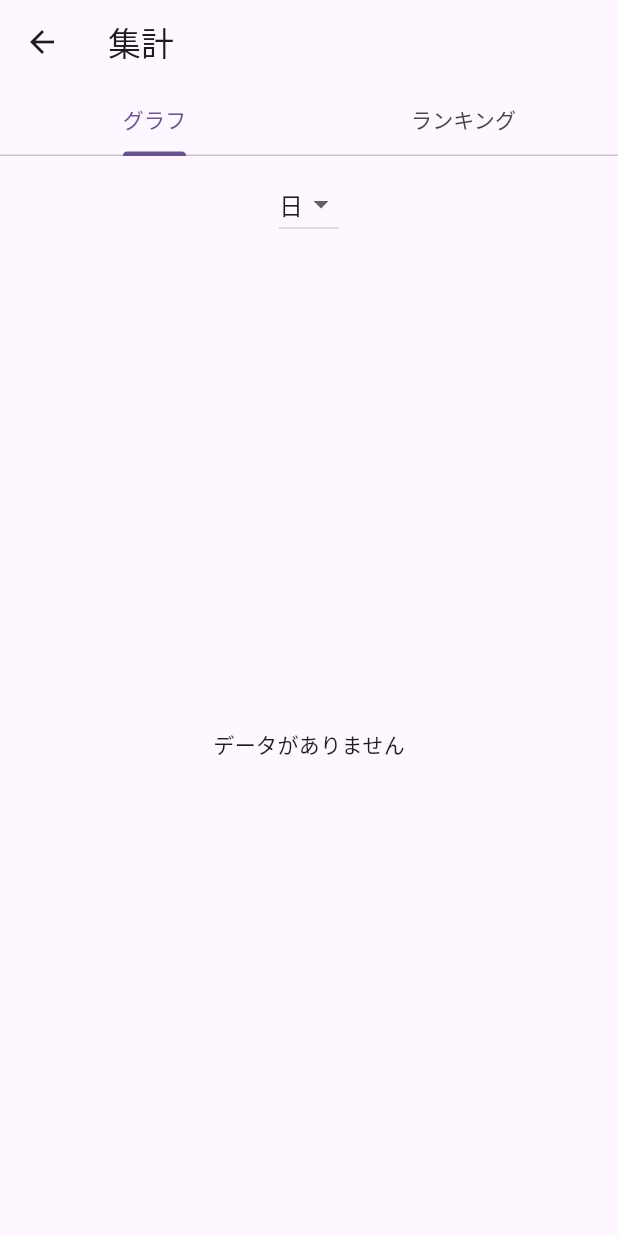
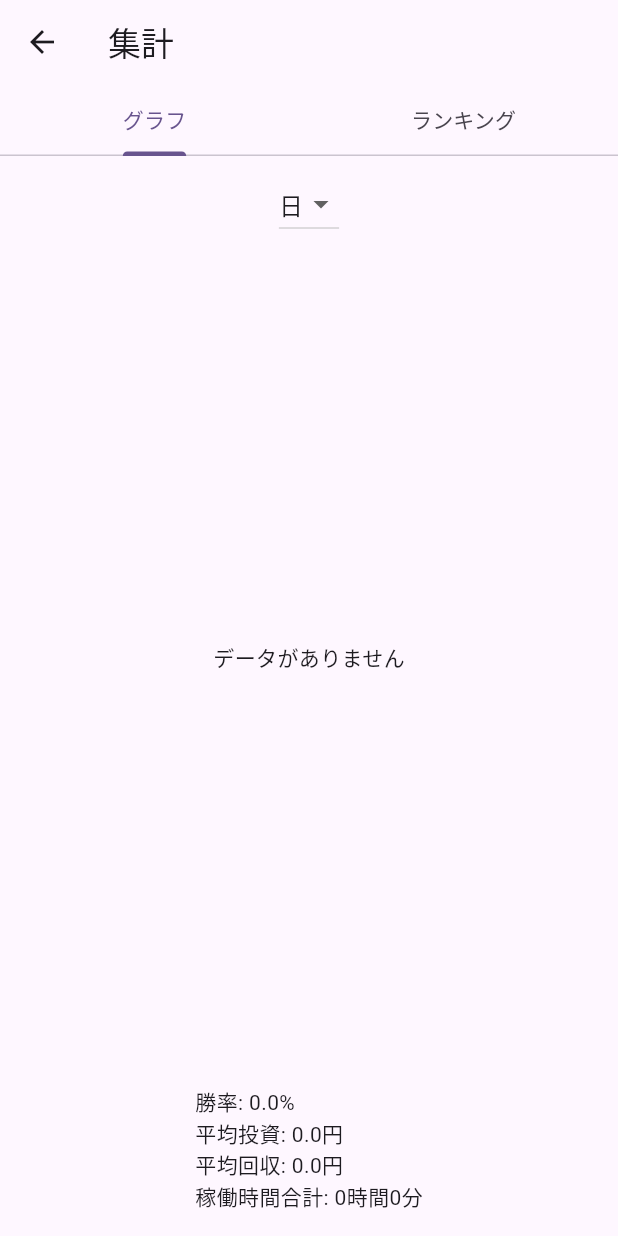
Before and after one commit to FAL-coffee/ps_log, a Flutter app: the screen it shows after launch, after a tap on the "bar chart" icon, on a phone screen of 412 x 824 dp. Run offline on Flutter 3.47's test engine with Material 3 defaults, Android fonts, the light colour scheme and no system bars; our stand-ins replace fl_chart.

Commit message:
feat: add stats summary

```diff
--- a/lib/statistics.dart
+++ b/lib/statistics.dart
@@ -105,6 +105,25 @@ class _GraphTabState extends State<_GraphTab> {
     final totals = _aggregate(widget.records, _period);
     final keys = totals.keys.toList()..sort();
 
+    // Summary statistics
+    final totalCount = widget.records.length;
+    final winCount =
+        widget.records.where((r) => r.profit > 0).length;
+    final winRate =
+        totalCount == 0 ? 0 : winCount / totalCount;
+    final totalInvestment =
+        widget.records.fold<int>(0, (sum, r) => sum + r.investment);
+    final totalReturn =
+        widget.records.fold<int>(0, (sum, r) => sum + r.returnAmount);
+    final avgInvestment =
+        totalCount == 0 ? 0 : totalInvestment / totalCount;
+    final avgReturn =
+        totalCount == 0 ? 0 : totalReturn / totalCount;
+    final totalDuration = widget.records.fold<Duration>(
+        Duration.zero, (sum, r) => sum + (r.duration ?? Duration.zero));
+    final durationHours = totalDuration.inHours;
+    final durationMinutes = totalDuration.inMinutes % 60;
+
     Widget chart;
     if (keys.isEmpty) {
       chart = const Center(child: Text('データがありません'));
@@ -169,7 +188,19 @@ class _GraphTabState extends State<_GraphTab> {
                 .toList(),
           ),
         ),
-        Expanded(child: Padding(padding: const EdgeInsets.all(16), child: chart))
+        Expanded(child: Padding(padding: const EdgeInsets.all(16), child: chart)),
+        Padding(
+          padding: const EdgeInsets.all(16),
+          child: Column(
+            crossAxisAlignment: CrossAxisAlignment.start,
+            children: [
+              Text('勝率: ${(winRate * 100).toStringAsFixed(1)}%'),
+              Text('平均投資: ${avgInvestment.toStringAsFixed(1)}円'),
+              Text('平均回収: ${avgReturn.toStringAsFixed(1)}円'),
+              Text('稼働時間合計: ${durationHours}時間${durationMinutes}分'),
+            ],
+          ),
+        ),
       ],
     );
   }
```
Also changed, not shown: 1 other file.
